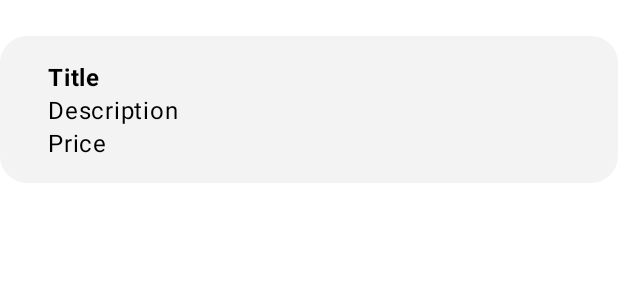
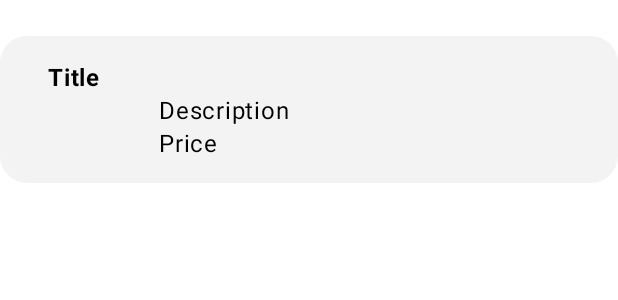
Before and after one commit to RanaHisham18/E-shop_Task, an Android app: the layout shopping_item.xml on its own in the app's theme, with its tools: preview values and no code run, on a phone screen of 412 x 824 dp. Shown: the top 300 px of the screen. Run offline under Robolectric (Android 15) with nearby library versions, the phone set to English and light mode, and no system bars.

Commit message:
save for now

```diff
--- a/app/build.gradle
+++ b/app/build.gradle
@@ -6,6 +6,7 @@ plugins {
 
 android {
     compileSdk 31
+    buildToolsVersion "21.0.2"
 
     defaultConfig {
         applicationId "com.rana.e_shoptask"
@@ -37,6 +38,7 @@ dependencies {
     implementation 'androidx.core:core-ktx:1.7.0'
     implementation 'androidx.appcompat:appcompat:1.4.2'
     implementation 'com.google.android.material:material:1.6.1'
+    implementation "androidx.recyclerview:recyclerview:1.1.0"
     implementation 'androidx.constraintlayout:constraintlayout:2.1.4'
     testImplementation 'junit:junit:4.13.2'
     androidTestImplementation 'androidx.test.ext:junit:1.1.3'
--- a/app/src/main/res/layout/shopping_item.xml
+++ b/app/src/main/res/layout/shopping_item.xml
@@ -32,7 +32,7 @@
         android:id="@+id/productdescTv"
         android:layout_width="wrap_content"
         android:layout_height="wrap_content"
-        android:layout_marginStart="16dp"
+        android:layout_marginStart="90dp"
         android:layout_marginEnd="16dp"
         android:ellipsize="end"
         android:lines="1"
@@ -49,7 +49,7 @@
         android:id="@+id/productpriceTv"
         android:layout_width="wrap_content"
         android:layout_height="wrap_content"
-        android:layout_marginStart="16dp"
+        android:layout_marginStart="90dp"
         android:layout_marginEnd="16dp"
         android:ellipsize="end"
         android:lines="1"
@@ -62,8 +62,13 @@
         tools:text="Price" />
 
 <ImageView
+    android:id="@+id/productImage"
     android:layout_width="wrap_content"
-    android:layout_height="wrap_content" />
+    android:layout_height="wrap_content"
+    app:layout_constraintStart_toStartOf="parent"
+    app:layout_constraintEnd_toStartOf="@id/productdescTv"
+    app:layout_constraintBottom_toBottomOf="parent"
+    app:layout_constraintTop_toBottomOf="@id/productTitleTv"/>
 
 
 </androidx.constraintlayout.widget.ConstraintLayout>
--- a/app/src/main/res/layout/shopping_list.xml
+++ b/app/src/main/res/layout/shopping_list.xml
@@ -4,7 +4,7 @@
     android:layout_height="match_parent"
     xmlns:app="http://schemas.android.com/apk/res-auto">
     <androidx.recyclerview.widget.RecyclerView
-        android:id="@+id/productsRv"
+        android:id="@+id/productsRecyclerView"
         android:layout_width="405dp"
         android:layout_height="match_parent"
         android:layout_marginStart="16dp"
```
Also changed, not shown: app/src/main/java/com/rana/e_shoptask/Ui/ProductAdapter.kt (+34 -1 lines), app/src/main/java/com/rana/e_shoptask/Ui/ShoppingList.kt (+15 -1 lines), app/src/main/res/layout/sign_up.xml (renamed from app/src/main/res/layout/user_validation.xml).
